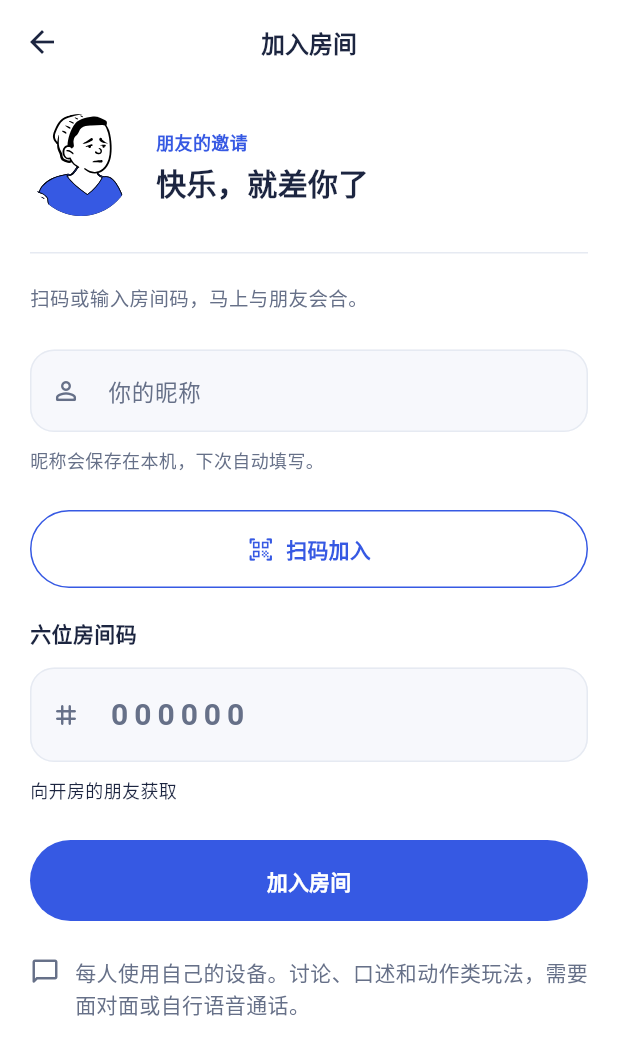
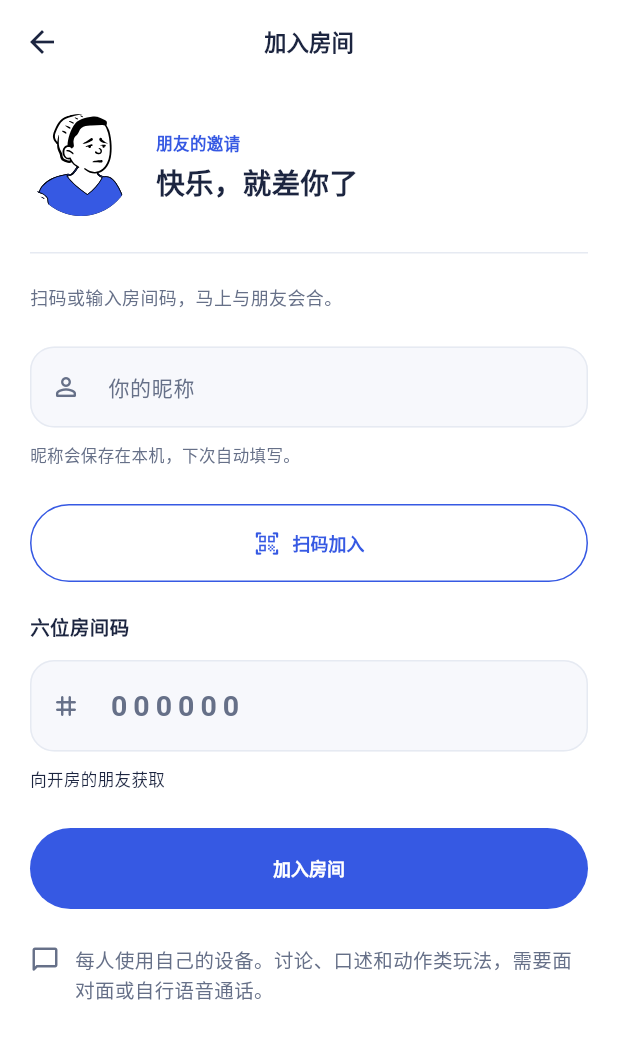
Before and after one commit to Aniu456/party_hub, a Flutter app: the screen it shows after launch, after a tap on "朋友已经开好房间？", on a phone screen of 412 x 824 dp. Shown: the top 1055 px of the screen. Run offline on Flutter 3.47's test engine with Material 3 defaults, Android fonts, the phone set to English and light mode, and no system bars; our stand-ins replace flutter_svg, package_info_plus, qr_flutter, shared_preferences; missing offline and left inert: mobile_scanner, ota_update; network calls fail.

Commit message:
fix: simplify in-person undercover flow and reduce typography

```diff
--- a/lib/app_style.dart
+++ b/lib/app_style.dart
@@ -25,43 +25,50 @@ ThemeData partyTheme(Brightness brightness) {
   );
   final base = ThemeData(useMaterial3: true, colorScheme: scheme);
   final shape = RoundedRectangleBorder(borderRadius: BorderRadius.circular(16));
-  return base.copyWith(
-    scaffoldBackgroundColor: dark ? const Color(0xFF131A2A) : Colors.white,
-    textTheme: base.textTheme.copyWith(
+  final textTheme = base.textTheme.copyWith(
     headlineLarge: TextStyle(
-        fontSize: 28,
+      fontSize: 27,
       fontWeight: FontWeight.w800,
       letterSpacing: -1.2,
       color: scheme.onSurface,
     ),
     headlineMedium: TextStyle(
-        fontSize: 26,
+      fontSize: 25,
       fontWeight: FontWeight.w800,
       letterSpacing: -.8,
       color: scheme.onSurface,
     ),
     headlineSmall: TextStyle(
-        fontSize: 22,
+      fontSize: 21,
       fontWeight: FontWeight.w700,
       color: scheme.onSurface,
     ),
     titleLarge: TextStyle(
-        fontSize: 18,
+      fontSize: 17,
       fontWeight: FontWeight.w700,
       color: scheme.onSurface,
     ),
     titleMedium: TextStyle(
-        fontSize: 16,
+      fontSize: 15,
       fontWeight: FontWeight.w600,
       color: scheme.onSurface,
     ),
-      bodyLarge: TextStyle(fontSize: 15, height: 1.55, color: scheme.onSurface),
+    bodyLarge: TextStyle(fontSize: 14, height: 1.55, color: scheme.onSurface),
     bodyMedium: TextStyle(
-        fontSize: 14,
+      fontSize: 13,
       height: 1.5,
       color: scheme.onSurfaceVariant,
     ),
-      labelLarge: const TextStyle(fontSize: 14, fontWeight: FontWeight.w600),
+    labelLarge: const TextStyle(fontSize: 13, fontWeight: FontWeight.w600),
+  );
+  final buttonTextStyle = textTheme.labelLarge?.copyWith(fontSize: 12);
+  return base.copyWith(
+    scaffoldBackgroundColor: dark ? const Color(0xFF131A2A) : Colors.white,
+    textTheme: textTheme,
+    typography: base.typography.copyWith(
+      englishLike: base.typography.englishLike.apply(fontSizeDelta: -1),
+      dense: base.typography.dense.apply(fontSizeDelta: -1),
+      tall: base.typography.tall.apply(fontSizeDelta: -1),
     ),
     appBarTheme: AppBarTheme(
       backgroundColor: dark ? const Color(0xFF131A2A) : Colors.white,
@@ -71,12 +78,13 @@ ThemeData partyTheme(Brightness brightness) {
       elevation: 0,
       titleTextStyle: TextStyle(
         color: scheme.onSurface,
-        fontSize: 16,
+        fontSize: 15,
         fontWeight: FontWeight.w600,
       ),
     ),
     filledButtonTheme: FilledButtonThemeData(
       style: FilledButton.styleFrom(
+        textStyle: buttonTextStyle,
         minimumSize: const Size(48, 54),
         padding: const EdgeInsets.symmetric(horizontal: 20, vertical: 14),
         shape: const StadiumBorder(),
@@ -84,6 +92,7 @@ ThemeData partyTheme(Brightness brightness) {
     ),
     outlinedButtonTheme: OutlinedButtonThemeData(
       style: OutlinedButton.styleFrom(
+        textStyle: buttonTextStyle,
         minimumSize: const Size(48, 52),
         foregroundColor: scheme.primary,
         padding: const EdgeInsets.symmetric(horizontal: 20, vertical: 14),
@@ -93,6 +102,7 @@ ThemeData partyTheme(Brightness brightness) {
     ),
     textButtonTheme: TextButtonThemeData(
       style: TextButton.styleFrom(
+        textStyle: buttonTextStyle,
         minimumSize: const Size(48, 48),
         shape: shape,
       ),
@@ -119,6 +129,7 @@ ThemeData partyTheme(Brightness brightness) {
       errorMaxLines: 3,
     ),
     chipTheme: base.chipTheme.copyWith(
+      labelStyle: buttonTextStyle,
       shape: const StadiumBorder(),
       showCheckmark: false,
       selectedColor: scheme.primary,
@@ -345,7 +356,7 @@ class ScoreStrip extends StatelessWidget {
                   ? '${scores[i]} 分'
                   : '—'}',
               style: TextStyle(
-                fontSize: 13,
+                fontSize: 12,
                 color: Theme.of(context).colorScheme.onSurface,
               ),
             ),
@@ -382,7 +393,7 @@ class _TeamScore extends StatelessWidget {
           '$score',
           style: const TextStyle(
             color: partyInk,
-            fontSize: 30,
+            fontSize: 29,
             fontWeight: FontWeight.w800,
           ),
         ),
--- a/lib/main.dart
+++ b/lib/main.dart
@@ -288,7 +288,7 @@ class _GameLobbyPageState extends State<GameLobbyPage> {
                 style: TextButton.styleFrom(
                   padding: const EdgeInsets.symmetric(horizontal: 8),
                   textStyle: Theme.of(context).textTheme.labelLarge
-                      ?.copyWith(fontSize: 12, fontWeight: FontWeight.w600),
+                      ?.copyWith(fontSize: 10, fontWeight: FontWeight.w600),
                 ),
                 icon: const Icon(Icons.tune_rounded, size: 16),
                 label: Text(partySize == null ? '按人数挑游戏' : '$partySize 人可玩'),
@@ -338,7 +338,7 @@ class _GameLobbyPageState extends State<GameLobbyPage> {
                                 fontWeight: category == item
                                     ? FontWeight.w700
                                     : FontWeight.w500,
-                                fontSize: 13,
+                                fontSize: 11,
                               ),
                         ),
                       ),
@@ -421,7 +421,7 @@ class _GameCard extends StatelessWidget {
                           Text(
                             '${playerCountLabel(game)}  ·  ${look.category}',
                             style: Theme.of(context).textTheme.labelSmall
-                                ?.copyWith(color: colors.primary, fontSize: 11),
+                                ?.copyWith(color: colors.primary, fontSize: 10),
                           ),
                         ],
                       ),
@@ -430,7 +430,7 @@ class _GameCard extends StatelessWidget {
                         look.teaser,
                         style: Theme.of(context).textTheme.bodySmall?.copyWith(
                           color: colors.onSurfaceVariant,
-                          fontSize: 12,
+                          fontSize: 11,
                         ),
                       ),
                     ],
@@ -582,7 +582,7 @@ class _DetailTag extends StatelessWidget {
         Text(
           label,
           style: TextStyle(
-            fontSize: 12,
+            fontSize: 11,
             fontWeight: FontWeight.w600,
             color: Theme.of(context).colorScheme.primary,
           ),
--- a/lib/online/room_client.dart
+++ b/lib/online/room_client.dart
@@ -115,9 +115,7 @@ class UndercoverSnapshot {
     : phase = wireString(data, 'phase'),
       tiebreak = data['tiebreak'] == true,
       round = wireInt(data, 'round'),
-      speaker = data['speaker'] == null ? null : wireInt(data, 'speaker'),
       alive = _seats(data, 'alive'),
-      confirmed = _seats(data, 'confirmed'),
       voted = _seats(data, 'voted'),
       roles = [
         for (final role in wireList(data, 'roles'))
@@ -135,9 +133,7 @@ class UndercoverSnapshot {
   final String phase;
   final bool tiebreak;
   final int round;
-  final int? speaker;
   final List<int> alive;
-  final List<int> confirmed;
   final List<int> voted;
   final List<UndercoverRole> roles;
 }
--- a/lib/online/room_invite.dart
+++ b/lib/online/room_invite.dart
@@ -41,7 +41,7 @@ class RoomInviteDialog extends StatelessWidget {
           code,
           semanticsLabel: '房间码 ${code.split('').join(' ')}',
           style: const TextStyle(
-            fontSize: 24,
+            fontSize: 23,
             fontWeight: FontWeight.w700,
             letterSpacing: 4,
           ),
--- a/lib/online/room_page.dart
+++ b/lib/online/room_page.dart
@@ -133,7 +133,7 @@ class _RoomEntryPageState extends State<RoomEntryPage> {
                       Text(
                         joining ? '朋友的邀请' : '即将开局',
                         style: TextStyle(
-                          fontSize: 12,
+                          fontSize: 11,
                           fontWeight: FontWeight.w600,
                           color: colors.primary,
                         ),
@@ -143,7 +143,7 @@ class _RoomEntryPageState extends State<RoomEntryPage> {
                         joining ? '快乐，就差你了' : game.name,
                         style: TextStyle(
                           color: colors.onSurface,
-                          fontSize: 20,
+                          fontSize: 19,
                           height: 1.25,
                           fontWeight: FontWeight.w700,
                         ),
@@ -171,7 +171,7 @@ class _RoomEntryPageState extends State<RoomEntryPage> {
             const SizedBox(height: 20),
             Text(
               joining ? '扫码或输入房间码，马上与朋友会合。' : '创建后邀请朋友扫码或输入房间码，大家准备好就能开始。',
-              style: TextStyle(fontSize: 13, color: colors.onSurfaceVariant),
+              style: TextStyle(fontSize: 12, color: colors.onSurfaceVariant),
             ),
             const SizedBox(height: 24),
             TextFormField(
@@ -194,7 +194,7 @@ class _RoomEntryPageState extends State<RoomEntryPage> {
             const SizedBox(height: 10),
             Text(
               '昵称会保存在本机，下次自动填写。',
-              style: TextStyle(fontSize: 12, color: colors.onSurfaceVariant),
+              style: TextStyle(fontSize: 11, color: colors.onSurfaceVariant),
             ),
             if (joining) ...[
               const SizedBox(height: 24),
@@ -213,7 +213,7 @@ class _RoomEntryPageState extends State<RoomEntryPage> {
                       '六位房间码',
                       style: TextStyle(
                         color: colors.onSecondaryContainer,
-                        fontSize: 14,
+                        fontSize: 13,
                         fontWeight: FontWeight.w600,
                       ),
                     ),
@@ -231,7 +231,7 @@ class _RoomEntryPageState extends State<RoomEntryPage> {
                           ? null
                           : '请输入完整的 6 位房间码',
                       style: TextStyle(
-                        fontSize: 20,
+                        fontSize: 19,
                         fontWeight: FontWeight.w700,
                         letterSpacing: 4,
                         color: colors.primary,
@@ -248,7 +248,7 @@ class _RoomEntryPageState extends State<RoomEntryPage> {
                     Text(
                       '向开房的朋友获取',
                       style: TextStyle(
-                        fontSize: 12,
+                        fontSize: 11,
                         color: colors.onSecondaryContainer,
                       ),
                     ),
@@ -457,7 +457,7 @@ class _RoomPageState extends State<RoomPage> {
                           semanticsLabel:
                               '房间码 ${state.code.split('').join(' ')}',
                           style: TextStyle(
-                            fontSize: 36,
+                            fontSize: 35,
                             letterSpacing: 6,
                             fontWeight: FontWeight.w800,
                             color: colors.onSecondaryContainer,
@@ -609,7 +609,6 @@ class _RoomPageState extends State<RoomPage> {
                   UndercoverGameView(
                     state: state,
                     enabled: enabled,
-                    remainingSeconds: displayedSeconds,
                     onAction: (action) => client.send('action', action: action),
                   )
                 else ...[
```
Also changed, not shown: lib/game_surface.dart (+4 -4 lines), lib/games/role_games.dart (+34 -29 lines), lib/online/undercover_game_view.dart (+18 -80 lines), lib/profile/user_center_page.dart (+4 -4 lines), 2 other files. Lines whose indentation alone changed are shown as unchanged.
